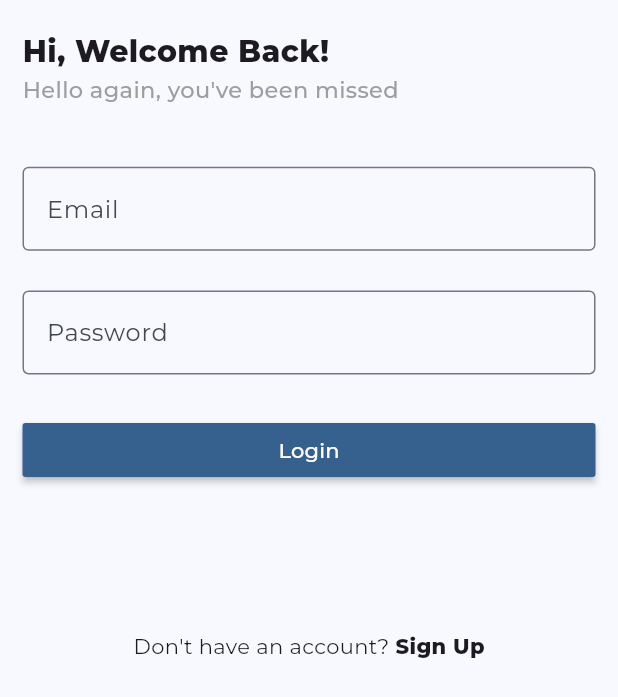
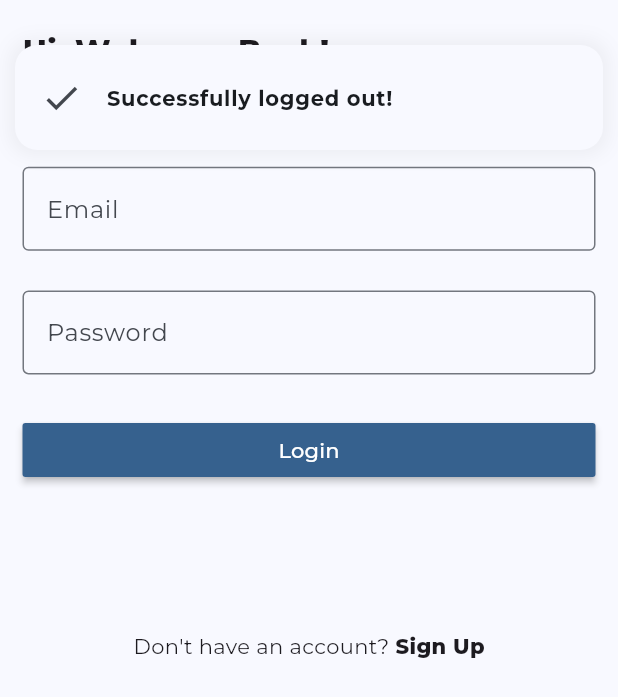
Before and after one commit to nimendra-ag/chatapp, a Flutter app: the HomePage screen opened by its route, after a tap on the "logout" icon, on a phone screen of 412 x 824 dp. Shown: the top 697 px of the screen. Run offline on Flutter 3.47's test engine with Material 3 defaults, Android fonts, the phone set to English and light mode, and no system bars; drawn by our look-alikes of delightful_toast; our stand-ins replace firebase_analytics, firebase_auth, firebase_core, get_it, google_fonts; accounts and stored records are empty.

Commit message:
Alert messages added successfully. (1.31.40)

```diff
--- a/lib/pages/home_page.dart
+++ b/lib/pages/home_page.dart
@@ -1,3 +1,4 @@
+import 'package:chatapp/services/alert_service.dart';
 import 'package:chatapp/services/auth_service.dart';
 import 'package:chatapp/services/navigation_service.dart';
 import 'package:flutter/material.dart';
@@ -15,12 +16,14 @@ class _HomePageState extends State<HomePage> {
 
   late AuthService _authService;
   late NavigationService _navigationService;
+  late AlertService _alertService;
 
   @override
   void initState() {
     super.initState();
     _authService = _getIt.get<AuthService>();
     _navigationService = _getIt.get<NavigationService>();
+    _alertService = _getIt.get<AlertService>();
   }
 
   @override
@@ -33,6 +36,10 @@ class _HomePageState extends State<HomePage> {
               onPressed: () async {
                 bool result = await _authService.logout();
                 if (result) {
+                  _alertService.showToast(
+                    text: "Successfully logged out!",
+                    icon: Icons.check,
+                  );
                   _navigationService.pushReplacementNamed("/login");
                 }
               },
--- a/lib/pages/login_page.dart
+++ b/lib/pages/login_page.dart
@@ -1,4 +1,5 @@
 import 'package:chatapp/consts.dart';
+import 'package:chatapp/services/alert_service.dart';
 import 'package:chatapp/services/auth_service.dart';
 import 'package:chatapp/services/navigation_service.dart';
 import 'package:chatapp/widgets/custom_form_field.dart';
@@ -20,6 +21,7 @@ class _LoginPageState extends State<LoginPage> {
 
   late AuthService _authService;
   late NavigationService _navigationService;
+  late AlertService _alertService;
 
   String? email, password;
 
@@ -28,6 +30,7 @@ class _LoginPageState extends State<LoginPage> {
     super.initState();
     _authService = _getIt.get<AuthService>();
     _navigationService = _getIt.get<NavigationService>();
+    _alertService = _getIt.get<AlertService>();
   }
 
   @override
@@ -131,7 +134,12 @@ class _LoginPageState extends State<LoginPage> {
             bool result = await _authService.login(email!, password!);
             if (result) {
               _navigationService.pushReplacementNamed('/home');
-            } else {}
+            } else {
+              _alertService.showToast(
+                text: "Failed to login, Please try again!",
+                icon: Icons.error,
+              );
+            }
           }
         },
         color: Theme.of(context).colorScheme.primary,
--- /dev/null
+++ b/lib/services/alert_service.dart
@@ -0,0 +1,44 @@
+import 'package:chatapp/services/navigation_service.dart';
+import 'package:delightful_toast/delight_toast.dart';
+import 'package:delightful_toast/toast/components/toast_card.dart';
+import 'package:delightful_toast/toast/utils/enums.dart';
+import 'package:flutter/material.dart';
+import 'package:get_it/get_it.dart';
+import 'package:path/path.dart';
+
+class AlertService {
+  final GetIt _getIt = GetIt.instance;
+
+  late NavigationService _navigationService;
+
+  AlertService() {
+    _navigationService = _getIt.get<NavigationService>();
+  }
+
+  void showToast({
+    required String text,
+    IconData icon = Icons.info,
+  }) {
+    try {
+      DelightToastBar(
+          autoDismiss: true,
+          position: DelightSnackbarPosition.top,
+          builder: (context) {
+            return ToastCard(
+                leading: Icon(
+                  icon,
+                  size: 28,
+                ),
+                title: Text(
+                  text,
+                  style: const TextStyle(
+                    fontWeight: FontWeight.w700,
+                    fontSize: 14,
+                  ),
+                ));
+          }).show(_navigationService.navigatorKey!.currentContext!);
+    } catch (e) {
+      print(e);
+    }
+  }
+}
--- a/lib/utils.dart
+++ b/lib/utils.dart
@@ -1,4 +1,5 @@
 import 'package:chatapp/firebase_options.dart';
+import 'package:chatapp/services/alert_service.dart';
 import 'package:chatapp/services/auth_service.dart';
 import 'package:chatapp/services/navigation_service.dart';
 import 'package:firebase_core/firebase_core.dart';
@@ -19,5 +20,6 @@ Future<void> registerServices() async {
 
 
   getIt.registerSingleton<NavigationService>(NavigationService());
+  getIt.registerSingleton<AlertService>(AlertService());
 
 }
```
